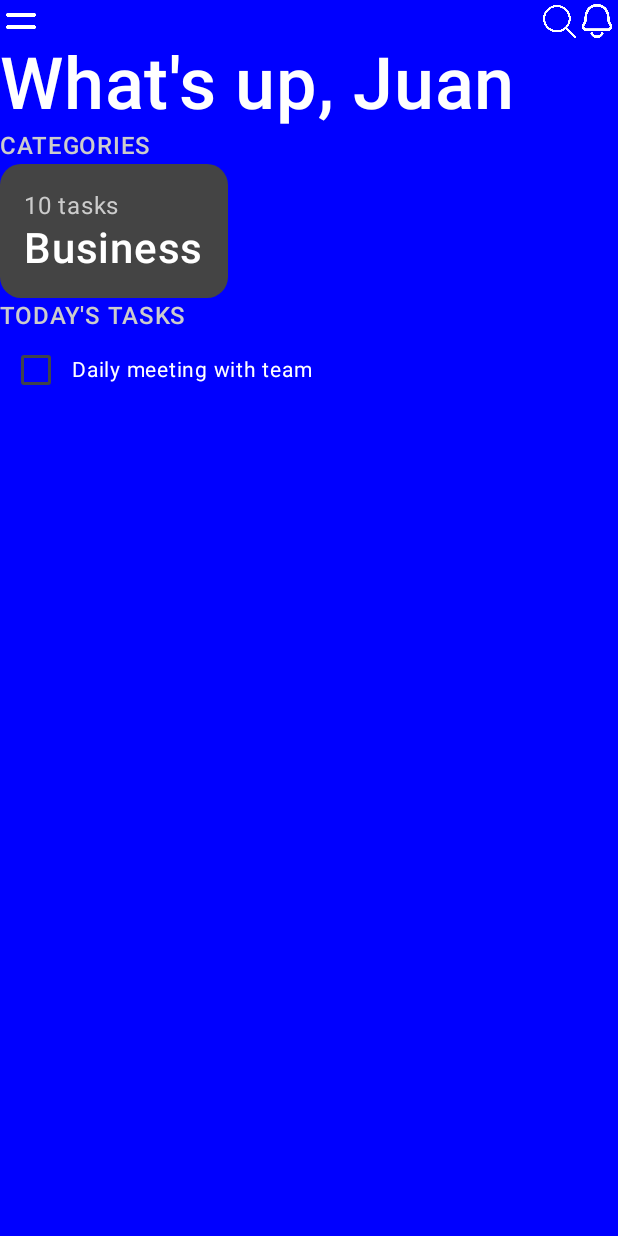
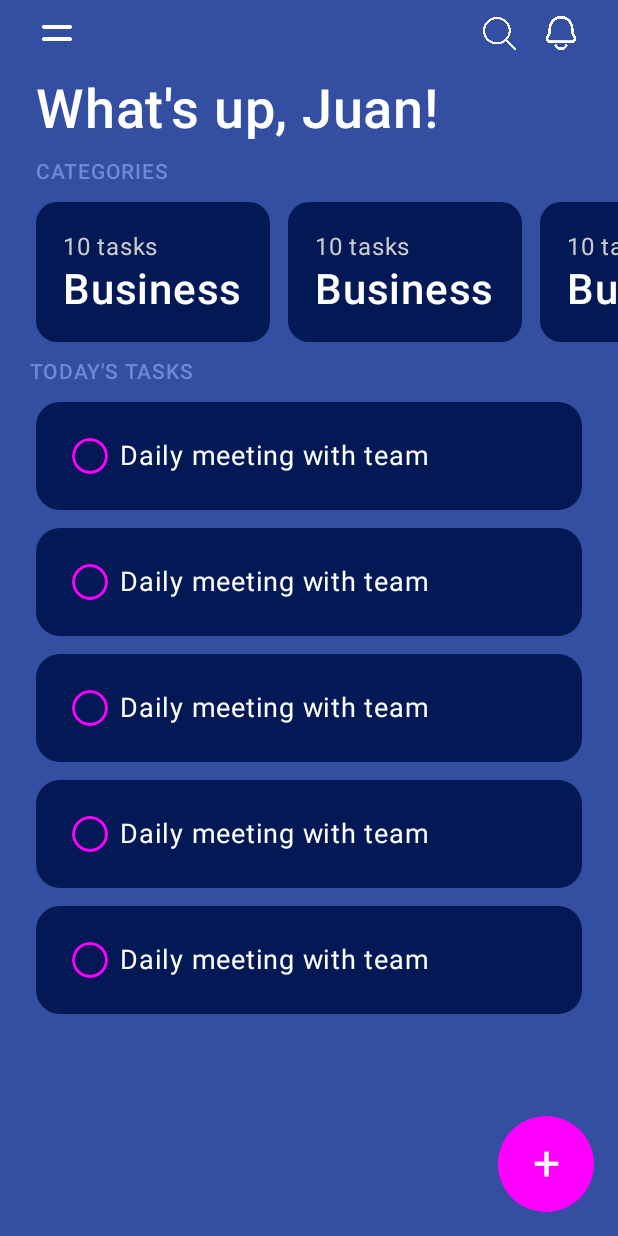
Before and after one commit to Yonjar-Android/TodoApp2025, an Android app built with Jetpack Compose: the screen it shows after launch (MainActivity), on a phone screen of 412 x 824 dp. Run offline under Robolectric (Android 15) with nearby library versions, the phone set to English and light mode, and no system bars.

Commit message:
feat(ui): Add more components based on  design

```diff
--- a/app/src/main/java/com/example/todoapp/presentation/mainScreen/MainTaskScreen.kt
+++ b/app/src/main/java/com/example/todoapp/presentation/mainScreen/MainTaskScreen.kt
@@ -1,12 +1,12 @@
 package com.example.todoapp.presentation.mainScreen
 
-import androidx.compose.foundation.BorderStroke
 import androidx.compose.foundation.background
 import androidx.compose.foundation.border
 import androidx.compose.foundation.layout.Arrangement
 import androidx.compose.foundation.layout.Box
 import androidx.compose.foundation.layout.Column
 import androidx.compose.foundation.layout.Row
+import androidx.compose.foundation.layout.Spacer
 import androidx.compose.foundation.layout.fillMaxSize
 import androidx.compose.foundation.layout.fillMaxWidth
 import androidx.compose.foundation.layout.padding
@@ -15,49 +15,79 @@ import androidx.compose.foundation.layout.systemBarsPadding
 import androidx.compose.foundation.lazy.LazyColumn
 import androidx.compose.foundation.lazy.LazyRow
 import androidx.compose.foundation.shape.RoundedCornerShape
+import androidx.compose.material3.Button
+import androidx.compose.material3.ButtonDefaults
 import androidx.compose.material3.Checkbox
+import androidx.compose.material3.CheckboxDefaults
 import androidx.compose.material3.Icon
 import androidx.compose.material3.Text
 import androidx.compose.runtime.Composable
 import androidx.compose.ui.Alignment
 import androidx.compose.ui.Modifier
 import androidx.compose.ui.draw.clip
-import androidx.compose.ui.graphics.Brush
 import androidx.compose.ui.graphics.Color
 import androidx.compose.ui.res.painterResource
 import androidx.compose.ui.text.font.FontWeight
+import androidx.compose.ui.text.style.TextAlign
 import androidx.compose.ui.unit.Dp
 import androidx.compose.ui.unit.dp
 import androidx.compose.ui.unit.sp
 import com.example.todoapp.R
+import com.example.todoapp.ui.theme.BlueBg
+import com.example.todoapp.ui.theme.BlueBgTwo
+import com.example.todoapp.ui.theme.cyanText
 
 @Composable
 fun MainTaskScreen() {
+    Box(
+        modifier = Modifier
+            .fillMaxSize()
+            .background(Color.White)
+    ) {
         Column(
             modifier = Modifier
                 .fillMaxSize()
-            .background(color = Color.Blue)
+                .background(color = BlueBg)
                 .systemBarsPadding()
         ) {
+
             FirstIconRow()
 
             Text(
-            "What's up, Juan",
+                "What's up, Juan!",
                 color = Color.White,
-            fontSize = 48.sp,
-            fontWeight = FontWeight.SemiBold
+                fontSize = 36.sp,
+                fontWeight = FontWeight.SemiBold,
+                modifier = Modifier.padding(start = 24.dp, top = 8.dp, bottom = 8.dp)
             )
 
             CategoriesRow()
 
             TasksColumn()
         }
+
+        Button(
+            onClick = {},
+            modifier = Modifier
+                .align(Alignment.BottomEnd)
+                .padding(end = 16.dp, bottom = 16.dp)
+                .size(64.dp),
+            colors = ButtonDefaults.buttonColors(containerColor = Color.Magenta)
+        ) {
+            Text("+", fontSize = 32.sp,
+                color = Color.White,
+                textAlign = TextAlign.Center,
+                fontWeight = FontWeight.Normal)
+        }
+    }
 }
 
 @Composable
 fun FirstIconRow() {
     Row(
-        modifier = Modifier.fillMaxWidth(),
+        modifier = Modifier
+            .fillMaxWidth()
+            .padding(horizontal = 16.dp, vertical = 8.dp),
         horizontalArrangement = Arrangement.SpaceBetween,
         verticalAlignment = Alignment.CenterVertically
     ) {
@@ -84,17 +114,26 @@ fun FirstIconRow() {
 
 @Composable
 fun CategoriesRow() {
-    Column(modifier = Modifier.fillMaxWidth()) {
+    Column(
+        modifier = Modifier
+            .fillMaxWidth()
+            .padding(start = 24.dp)
+    ) {
         Text(
             "CATEGORIES",
-            color = Color.LightGray,
-            fontSize = 16.sp,
+            color = cyanText,
+            fontSize = 14.sp,
             fontWeight = FontWeight.Medium
         )
 
-        LazyRow {
-            items(1) {
+        LazyRow(
+            modifier = Modifier
+                .fillMaxWidth()
+                .padding(vertical = 8.dp)
+        ) {
+            items(3) {
                 CategoriesItem()
+                Spacer(modifier = Modifier.size(12.dp))
             }
         }
     }
@@ -102,14 +141,16 @@ fun CategoriesRow() {
 
 @Composable
 fun CategoriesItem() {
+
     Column(
         modifier = Modifier
             .clip(shape = RoundedCornerShape(14.dp))
-            .background(Color.DarkGray)
+            .background(BlueBgTwo)
 
     ) {
-        Column(modifier = Modifier
-            .padding(16.dp)
+        Column(
+            modifier = Modifier
+                .padding(18.dp)
         ) {
             Text(
                 text = "10 tasks",
@@ -123,50 +164,85 @@ fun CategoriesItem() {
                 fontSize = 28.sp,
                 fontWeight = FontWeight.Medium
             )
+
         }
     }
 }
 
 @Composable
-fun TasksColumn(){
-    Column {
+fun TasksColumn() {
+    Column(modifier = Modifier) {
         Text(
             "TODAY'S TASKS",
-            color = Color.LightGray,
-            fontSize = 16.sp,
-            fontWeight = FontWeight.Medium
+            color = cyanText,
+            fontSize = 14.sp,
+            fontWeight = FontWeight.Medium,
+            modifier = Modifier.padding(start = 20.dp)
         )
 
-        LazyColumn {
-            items(1){
+        LazyColumn(
+            modifier = Modifier
+                .fillMaxWidth()
+                .padding(vertical = 8.dp)
+        ) {
+            items(5) {
                 TasksItem()
+                Spacer(modifier = Modifier.size(12.dp))
             }
         }
     }
 }
 
 @Composable
-fun TasksItem(){
-    Row(modifier = Modifier.fillMaxWidth(),
-        verticalAlignment = Alignment.CenterVertically) {
+fun TasksItem() {
+    Column(modifier = Modifier.padding(horizontal = 24.dp)) {
+        Row(
+            modifier = Modifier
+                .fillMaxWidth()
+                .clip(RoundedCornerShape(16.dp))
+                .background(BlueBgTwo)
+                .padding(24.dp),
+            verticalAlignment = Alignment.CenterVertically
+        ) {
+            Box(
+                modifier = Modifier
+                    .size(24.dp)  // Tamaño del checkbox
+                    .clip(RoundedCornerShape(16.dp))  // Bordes redondeados
+                    .border(2.dp, Color.Magenta, RoundedCornerShape(16.dp))  // Borde redondeado
+            ) {
                 Checkbox(
                     checked = false,
-            onCheckedChange = {}
+                    onCheckedChange = {},
+                    colors = CheckboxDefaults.colors(
+                        uncheckedColor = Color.Transparent, // Hace que la casilla desaparezca
+                        checkmarkColor = Color.Magenta  // Color de la marca al estar activo
                     )
+                )
+            }
 
-        Text("Daily meeting with team",
+            Text(
+                "Daily meeting with team",
                 color = Color.White,
-            fontSize = 14.sp)
+                fontSize = 18.sp,
+                modifier = Modifier.padding(horizontal = 8.dp)
+            )
+        }
     }
 }
 
 
 @Composable
 fun IconFunc(idImage: Int, size: Dp, iconDescription: String) {
+    Box(modifier = Modifier.padding(horizontal = 8.dp)) {
         Icon(
-        modifier = Modifier.size(size),
+            modifier = Modifier
+                .size(size)
+                .padding(),
             painter = painterResource(id = idImage),
             contentDescription = iconDescription,
-        tint = Color.White
+            tint = Color.White,
+
             )
     }
+
+}
```
Lines whose indentation alone changed are shown as unchanged.
